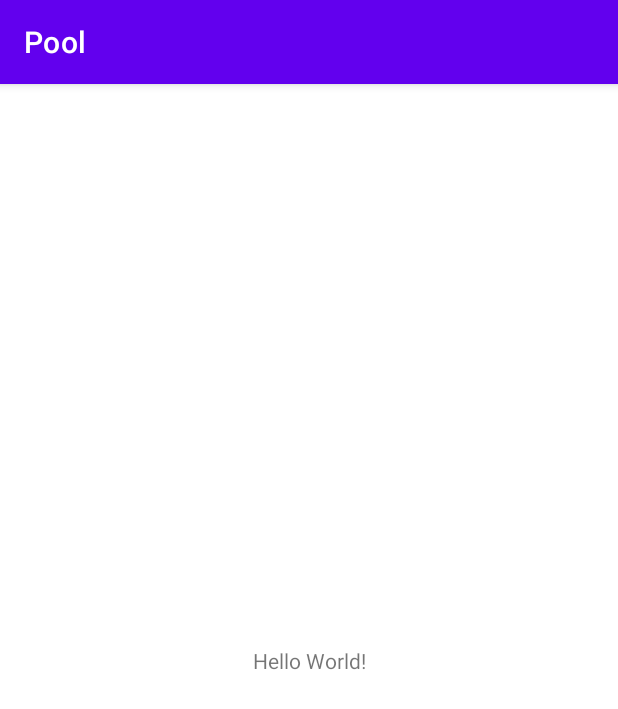
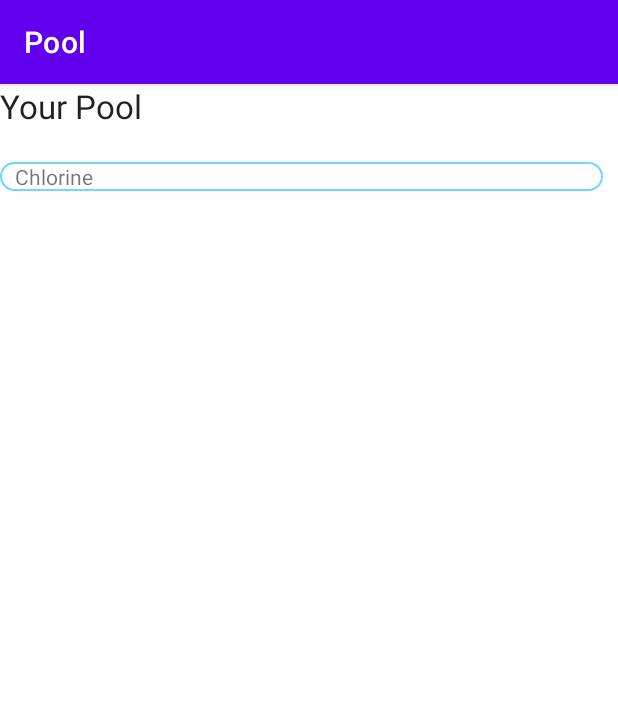
Before and after one commit to shxmbles/PoolTest, an Android app: the screen it shows after launch (MainActivity), on a phone screen of 412 x 824 dp. Shown: the top 709 px of the screen. Run offline under Robolectric (Android 15) with nearby library versions, the light colour scheme and no system bars.

Commit message:
Changed to strings on UI. Added MVM and MF.

```diff
--- a/app/src/main/java/com/example/pool/MainActivity.kt
+++ b/app/src/main/java/com/example/pool/MainActivity.kt
@@ -2,35 +2,11 @@ package com.example.pool
 
 import androidx.appcompat.app.AppCompatActivity
 import android.os.Bundle
-import com.example.pool.dto.Chemical
-import com.example.pool.dto.Algae
 
 class MainActivity : AppCompatActivity() {
 
-
-    //each chemical can be created here using the chemical class
-    val exampleChemical = Chemical(name= "example", okRange = arrayOf(1F, 5F), hoursCantSwim = 0F,
-        ozPerGallon = .005F)
-    val chlorine = Chemical(name= "chl", okRange = arrayOf(1F, 5F), hoursCantSwim = 8F,
-            ozPerGallon = .005F)
-    val alkalinity = Chemical(name= "alk", okRange = arrayOf(80F, 120F), hoursCantSwim = 0F,
-            ozPerGallon = .005F)
-    val calciumHardness = Chemical(name= "cal", okRange = arrayOf(200F, 300F), hoursCantSwim = 0F,
-            ozPerGallon = .005F)
-    val pH = Chemical(name= "pH", okRange = arrayOf(7.4F, 7.6F), hoursCantSwim = 0F,
-            ozPerGallon = .005F)
-    val cyanuricAcid = Chemical(name= "cya", okRange = arrayOf(30F, 100F), hoursCantSwim = 0F,
-            ozPerGallon = .005F)
-    val totalDissolvedSolids = Chemical(name= "tds", okRange = arrayOf(0F, 1500F), hoursCantSwim = 0F,
-            ozPerGallon = .005F)
-    val phosphates = Chemical(name= "pho", okRange = arrayOf(0F, 100F), hoursCantSwim = 0F,
-            ozPerGallon = .005F)
-    val gAlgae = Algae(type= "Green", hoursCantSwim= 0F, ozPerGallon= 0F, chlBoostPerGallon= 0F)
-    val yAlgae = Algae(type= "Yellow", hoursCantSwim= 0F, ozPerGallon= 0F, chlBoostPerGallon= 0F)
-    val bAlgae = Algae(type= "Black", hoursCantSwim= 0F, ozPerGallon= 0F, chlBoostPerGallon= 0F)
-
     override fun onCreate(savedInstanceState: Bundle?) {
         super.onCreate(savedInstanceState)
-        setContentView(R.layout.activity_main)
+        setContentView(R.layout.input)
     }
 }
--- /dev/null
+++ b/app/src/main/java/com/example/pool/ui/main/MainFragment.kt
@@ -0,0 +1,28 @@
+package com.example.pool.ui.main
+
+import androidx.fragment.app.Fragment
+import com.example.pool.dto.Algae
+import com.example.pool.dto.Chemical
+
+class MainFragment : Fragment() {
+    //each chemical can be created here using the chemical class
+    val exampleChemical = Chemical(name= "example", okRange = arrayOf(1F, 5F), hoursCantSwim = 0F,
+        ozPerGallon = .005F)
+    val chlorine = Chemical(name= "chl", okRange = arrayOf(1F, 5F), hoursCantSwim = 8F,
+        ozPerGallon = .005F)
+    val alkalinity = Chemical(name= "alk", okRange = arrayOf(80F, 120F), hoursCantSwim = 0F,
+        ozPerGallon = .005F)
+    val calciumHardness = Chemical(name= "cal", okRange = arrayOf(200F, 300F), hoursCantSwim = 0F,
+        ozPerGallon = .005F)
+    val pH = Chemical(name= "pH", okRange = arrayOf(7.4F, 7.6F), hoursCantSwim = 0F,
+        ozPerGallon = .005F)
+    val cyanuricAcid = Chemical(name= "cya", okRange = arrayOf(30F, 100F), hoursCantSwim = 0F,
+        ozPerGallon = .005F)
+    val totalDissolvedSolids = Chemical(name= "tds", okRange = arrayOf(0F, 1500F), hoursCantSwim = 0F,
+        ozPerGallon = .005F)
+    val phosphates = Chemical(name= "pho", okRange = arrayOf(0F, 100F), hoursCantSwim = 0F,
+        ozPerGallon = .005F)
+    val gAlgae = Algae(type= "Green", hoursCantSwim= 0F, ozPerGallon= 0F, chlBoostPerGallon= 0F)
+    val yAlgae = Algae(type= "Yellow", hoursCantSwim= 0F, ozPerGallon= 0F, chlBoostPerGallon= 0F)
+    val bAlgae = Algae(type= "Black", hoursCantSwim= 0F, ozPerGallon= 0F, chlBoostPerGallon= 0F)
+}
--- /dev/null
+++ b/app/src/main/java/com/example/pool/ui/main/MainViewModel.kt
@@ -0,0 +1,7 @@
+package com.example.pool.ui.main
+
+import androidx.lifecycle.ViewModel
+
+class MainViewModel : ViewModel() {
+    // TODO: Implement ViewModel
+}
--- a/app/src/main/res/layout/activity_main.xml
+++ /dev/null
@@ -1,18 +0,0 @@
-<?xml version="1.0" encoding="utf-8"?>
-<androidx.constraintlayout.widget.ConstraintLayout xmlns:android="http://schemas.android.com/apk/res/android"
-    xmlns:app="http://schemas.android.com/apk/res-auto"
-    xmlns:tools="http://schemas.android.com/tools"
-    android:layout_width="match_parent"
-    android:layout_height="match_parent"
-    tools:context=".MainActivity">
-
-    <TextView
-        android:layout_width="wrap_content"
-        android:layout_height="wrap_content"
-        android:text="Hello World!"
-        app:layout_constraintBottom_toBottomOf="parent"
-        app:layout_constraintLeft_toLeftOf="parent"
-        app:layout_constraintRight_toRightOf="parent"
-        app:layout_constraintTop_toTopOf="parent" />
-
-</androidx.constraintlayout.widget.ConstraintLayout>
--- a/app/src/main/res/layout/input.xml
+++ b/app/src/main/res/layout/input.xml
@@ -4,15 +4,15 @@
     android:layout_height="match_parent">
 
     <TextView
-        android:id="@+id/textView"
+        android:id="@+id/PoolText"
         android:layout_width="wrap_content"
         android:layout_height="wrap_content"
-        android:text="Your Pool"
+        android:text="@string/PoolText"
         android:textAppearance="@style/TextAppearance.AppCompat.Large" />
 
     <TextView
-        android:id="@+id/textView2"
-        android:layout_width="392dp"
+        android:id="@+id/ChlorineInput"
+        android:layout_width="402dp"
         android:layout_height="wrap_content"
         android:layout_alignParentTop="true"
         android:layout_alignParentEnd="true"
@@ -22,7 +22,6 @@
         android:layout_marginEnd="10dp"
         android:layout_marginRight="10dp"
         android:background="@drawable/drawableback"
-        android:text="Chlorine"
         android:paddingLeft="10dp"
-        />
+        android:text="@string/ChlorineHint" />
 </RelativeLayout>
--- a/app/src/main/res/values/strings.xml
+++ b/app/src/main/res/values/strings.xml
@@ -1,3 +1,5 @@
 <resources>
     <string name="app_name">Pool</string>
+    <string name="ChlorineHint">Chlorine</string>
+    <string name="PoolText">Your Pool</string>
 </resources>
```
